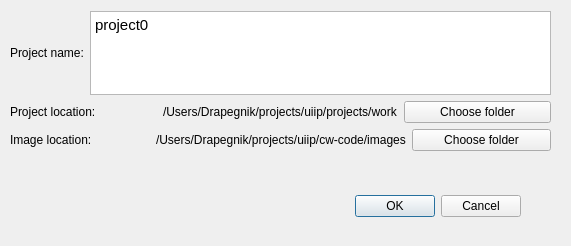
Above: ui/newproject.ui from lybros/appa before the change. Below: the same form after it.
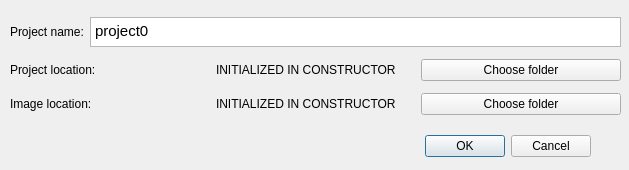
That is the form after the change.

The edit to the form file:
```diff
--- a/ui/newproject.ui
+++ b/ui/newproject.ui
@@ -6,18 +6,24 @@
    <rect>
     <x>0</x>
     <y>0</y>
-    <width>571</width>
-    <height>246</height>
+    <width>629</width>
+    <height>170</height>
    </rect>
   </property>
+  <property name="sizePolicy">
+   <sizepolicy hsizetype="Fixed" vsizetype="Fixed">
+    <horstretch>0</horstretch>
+    <verstretch>0</verstretch>
+   </sizepolicy>
+  </property>
   <property name="windowTitle">
    <string>Create new project</string>
   </property>
   <widget class="QDialogButtonBox" name="buttonBox">
    <property name="geometry">
     <rect>
-     <x>220</x>
-     <y>190</y>
+     <x>290</x>
+     <y>130</y>
      <width>301</width>
      <height>32</height>
     </rect>
@@ -34,8 +40,8 @@
     <rect>
      <x>10</x>
      <y>11</y>
-     <width>541</width>
-     <height>140</height>
+     <width>611</width>
+     <height>111</height>
     </rect>
    </property>
    <layout class="QVBoxLayout" name="verticalLayout">
@@ -50,6 +56,12 @@
       </item>
       <item>
        <widget class="QTextEdit" name="project_name">
+        <property name="maximumSize">
+         <size>
+          <width>16777215</width>
+          <height>30</height>
+         </size>
+        </property>
         <property name="html">
          <string>&lt;!DOCTYPE HTML PUBLIC &quot;-//W3C//DTD HTML 4.0//EN&quot; &quot;http://www.w3.org/TR/REC-html40/strict.dtd&quot;&gt;
 &lt;html&gt;&lt;head&gt;&lt;meta name=&quot;qrichtext&quot; content=&quot;1&quot; /&gt;&lt;style type=&quot;text/css&quot;&gt;
@@ -73,7 +85,7 @@
       <item>
        <widget class="QLabel" name="project_parent_path">
         <property name="text">
-         <string>/Users/Drapegnik/projects/uiip/projects/work</string>
+         <string>INITIALIZED IN CONSTRUCTOR</string>
         </property>
        </widget>
       </item>
@@ -98,7 +110,7 @@
       <item>
        <widget class="QLabel" name="images_path">
         <property name="text">
-         <string>/Users/Drapegnik/projects/uiip/cw-code/images</string>
+         <string>INITIALIZED IN CONSTRUCTOR</string>
         </property>
        </widget>
       </item>
```
